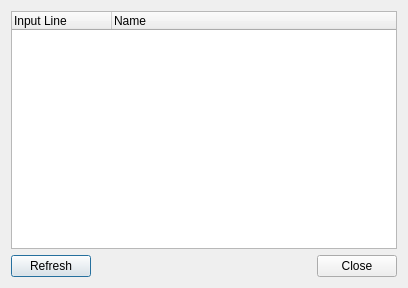
Before: the Qt Designer form plugins/hid/configurehid.ui in mcallegari/qlcplus, drawn with Qt 5.
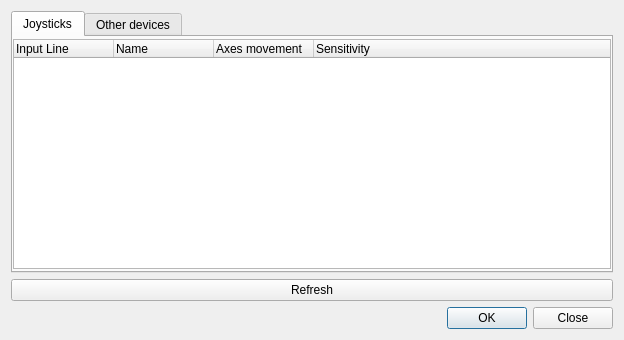
After: the same form once the commit is applied. Icons and pictures are not drawn.

Commit message: Plugins/HID: added joystick axes parameters (behaviour and sensitivity) in configuration dialog

What changed in the file:
```diff
--- a/plugins/hid/configurehid.ui
+++ b/plugins/hid/configurehid.ui
@@ -6,16 +6,45 @@
    <rect>
     <x>0</x>
     <y>0</y>
-    <width>408</width>
-    <height>288</height>
+    <width>624</width>
+    <height>340</height>
    </rect>
   </property>
   <property name="windowTitle">
    <string>Configure HID Plugin</string>
   </property>
   <layout class="QGridLayout" name="gridLayout">
-   <item row="0" column="0" colspan="2">
-    <widget class="QTreeWidget" name="m_list">
+   <item row="3" column="1">
+    <widget class="QDialogButtonBox" name="m_buttonBox">
+     <property name="standardButtons">
+      <set>QDialogButtonBox::Close|QDialogButtonBox::Ok</set>
+     </property>
+    </widget>
+   </item>
+   <item row="0" column="1">
+    <widget class="QTabWidget" name="tabWidget">
+     <property name="currentIndex">
+      <number>0</number>
+     </property>
+     <widget class="QWidget" name="tab">
+      <attribute name="title">
+       <string>Joysticks</string>
+      </attribute>
+      <layout class="QVBoxLayout" name="verticalLayout">
+       <property name="leftMargin">
+        <number>0</number>
+       </property>
+       <property name="topMargin">
+        <number>2</number>
+       </property>
+       <property name="rightMargin">
+        <number>0</number>
+       </property>
+       <property name="bottomMargin">
+        <number>2</number>
+       </property>
+       <item>
+        <widget class="QTreeWidget" name="m_jslist">
      <property name="alternatingRowColors">
       <bool>true</bool>
      </property>
@@ -38,22 +67,62 @@
        <string>Name</string>
       </property>
      </column>
-    </widget>
-   </item>
-   <item row="1" column="0">
+         <column>
+          <property name="text">
+           <string>Axes movement</string>
+          </property>
+         </column>
+         <column>
+          <property name="text">
+           <string>Sensitivity</string>
+          </property>
+         </column>
+        </widget>
+       </item>
+      </layout>
+     </widget>
+     <widget class="QWidget" name="tab_2">
+      <attribute name="title">
+       <string>Other devices</string>
+      </attribute>
+      <layout class="QVBoxLayout" name="verticalLayout_2">
+       <property name="leftMargin">
+        <number>0</number>
+       </property>
+       <property name="topMargin">
+        <number>2</number>
+       </property>
+       <property name="rightMargin">
+        <number>0</number>
+       </property>
+       <property name="bottomMargin">
+        <number>2</number>
+       </property>
+       <item>
+        <widget class="QTreeWidget" name="m_otherlist">
+         <column>
+          <property name="text">
+           <string>Input Line</string>
+          </property>
+         </column>
+         <column>
+          <property name="text">
+           <string>Name</string>
+          </property>
+         </column>
+        </widget>
+       </item>
+      </layout>
+     </widget>
+    </widget>
+   </item>
+   <item row="2" column="1">
     <widget class="QPushButton" name="m_refreshButton">
      <property name="text">
       <string>Refresh</string>
      </property>
     </widget>
    </item>
-   <item row="1" column="1">
-    <widget class="QDialogButtonBox" name="m_buttonBox">
-     <property name="standardButtons">
-      <set>QDialogButtonBox::Close</set>
-     </property>
-    </widget>
-   </item>
   </layout>
  </widget>
  <resources/>
```
Left out of the diff: 9 changed lines with no effect on the pictures. Lines whose indentation alone changed are shown as unchanged. The commit also changes 7 other files.
